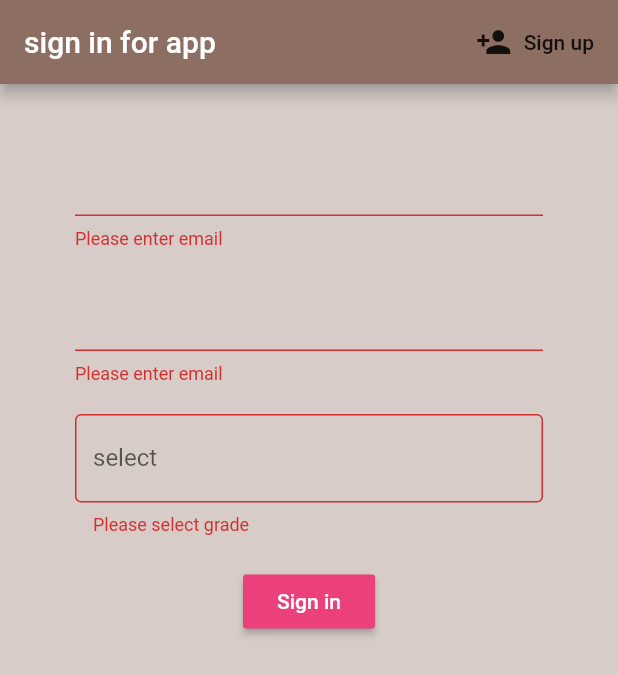
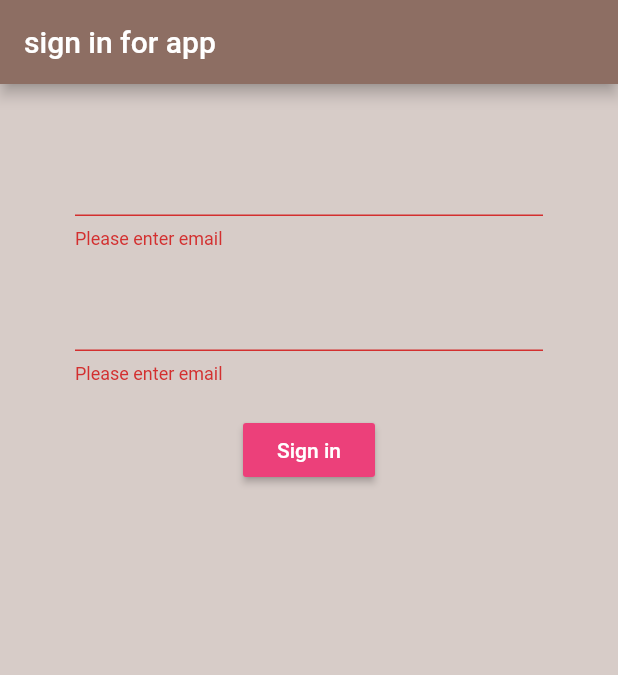
Before and after one commit to ShanManage/FlutterLMS, a Flutter app: the screen it shows after launch, after a tap on "Sign in", on a phone screen of 412 x 824 dp. Shown: the top 675 px of the screen. Run offline on Flutter 3.47's test engine with Material 2 defaults, Android fonts, the phone set to English and light mode, and no system bars; our stand-ins replace firebase_auth, firebase_core; accounts and stored records are empty.

Commit message:
ignore some things

```diff
--- a/lib/screens/authenticate/authenticate.dart
+++ b/lib/screens/authenticate/authenticate.dart
@@ -1,5 +1,4 @@
 import 'package:LoginSample/screens/authenticate/sign_in.dart';
-import 'package:LoginSample/screens/authenticate/sign_up.dart';
 import 'package:flutter/material.dart';
 
 class Authenticate extends StatefulWidget {
@@ -8,17 +7,8 @@ class Authenticate extends StatefulWidget {
 }
 
 class _AuthenticateState extends State<Authenticate> {
-  bool showSignIn = true;
-  void toggleView() {
-    setState(() => showSignIn = !showSignIn);
-  }
-
   @override
   Widget build(BuildContext context) {
-    if (showSignIn) {
-      return SignIn(toggleView: toggleView);
-    } else {
-      return SignUp(toggleView: toggleView);
-    }
+    return SignIn();
   }
 }
--- a/lib/screens/authenticate/sign_in.dart
+++ b/lib/screens/authenticate/sign_in.dart
@@ -2,10 +2,6 @@ import 'package:LoginSample/services/auth.dart';
 import 'package:flutter/material.dart';
 
 class SignIn extends StatefulWidget {
-  final Function toggleView;
-
-  SignIn({this.toggleView});
-
   @override
   _SignInState createState() => _SignInState();
 }
@@ -17,7 +13,6 @@ class _SignInState extends State<SignIn> {
   String email = '';
   String password = '';
   String error = '';
-  String grade = '';
 
   @override
   Widget build(BuildContext context) {
@@ -26,15 +21,6 @@ class _SignInState extends State<SignIn> {
       appBar: AppBar(
         backgroundColor: Colors.brown[400],
         title: Text('sign in for app'),
-        actions: [
-          FlatButton.icon(
-            icon: Icon(Icons.person_add),
-            label: Text("Sign up"),
-            onPressed: () {
-              widget.toggleView();
-            },
-          )
-        ],
       ),
       body: Container(
           padding: EdgeInsets.symmetric(vertical: 20.0, horizontal: 50.0),
@@ -57,17 +43,6 @@ class _SignInState extends State<SignIn> {
                     onChanged: (val) {
                       setState(() => password = val);
                     }),
-                SizedBox(height: 20.0),
-                TextFormField(
-                  validator: (val) =>
-                      val.isEmpty ? "Please select grade" : null,
-                  obscureText: true,
-                  onChanged: (val) {
-                    setState(() => grade = val);
-                  },
-                  decoration: InputDecoration(
-                      labelText: 'select', border: OutlineInputBorder()),
-                ),
                 SizedBox(height: 20.0),
                 RaisedButton(
                     color: Colors.pink[400],
--- a/lib/services/auth.dart
+++ b/lib/services/auth.dart
@@ -1,41 +1,30 @@
 import 'package:LoginSample/models/user.dart';
-import 'package:cloud_firestore/cloud_firestore.dart';
+// import 'package:cloud_firestore/cloud_firestore.dart';
 import 'package:firebase_auth/firebase_auth.dart';
 
 class AuthService {
   final FirebaseAuth _auth = FirebaseAuth.instance;
-  final FirebaseFirestore _firestore = FirebaseFirestore.instance;
+  // final FirebaseFirestore _firestore = FirebaseFirestore.instance;
 
   String _grade;
 
   LocalUser _userFromFireBaseUser(User user) {
-    return user != null ? LocalUser(uid: user.uid, grade: _grade) : null;
+    return user != null ? LocalUser(uid: user.uid) : null;
   }
 
   Stream<LocalUser> get user {
     return _auth.authStateChanges().map(_userFromFireBaseUser);
   }
 
-  // Future<LocalUser> signInAnon() async {
-  //   try {
-  //     UserCredential result = await _auth.signInAnonymously();
-  //     User user = result.user;
-  //     return _userFromFireBaseUser(user);
-  //   } catch (e) {
-  //     print(e.toString());
-  //     return null;
-  //   }
-  // }
-
   Future signInWithEmailAndPassword(String email, String password) async {
     try {
       UserCredential result = await _auth.signInWithEmailAndPassword(
           email: email, password: password);
       User user = result.user;
-      DocumentSnapshot _doc =
-          await _firestore.collection('users').doc(user.uid).get();
-      Map<String, dynamic> _data = _doc.data();
-      _grade = _data["grade"];
+      // DocumentSnapshot _doc =
+      //     await _firestore.collection('users').doc(user.uid).get();
+      // Map<String, dynamic> _data = _doc.data();
+      // _grade = _data["grade"];
       return _userFromFireBaseUser(user);
     } catch (e) {
       print(e.toString());
@@ -49,8 +38,8 @@ class AuthService {
       UserCredential result = await _auth.createUserWithEmailAndPassword(
           email: email, password: password);
       User user = result.user;
-      _firestore.collection("users").doc(user.uid).set({grade: grade});
-      _grade = grade;
+      // _firestore.collection("users").doc(user.uid).set({grade: grade});
+      // _grade = grade;
       return _userFromFireBaseUser(user);
     } catch (e) {
       print(e.toString());
--- a/pubspec.yaml
+++ b/pubspec.yaml
@@ -33,6 +33,8 @@ dependencies:
   cloud_firestore: ^0.14.4
   provider: ^4.3.2+3
   logger: ^0.9.4
+  direct_select_flutter: ^1.0.7
+
 
 
 dev_dependencies:
```
Also changed, not shown: lib/screens/authenticate/sign_up.dart (+0 -13 lines), pubspec.lock.
